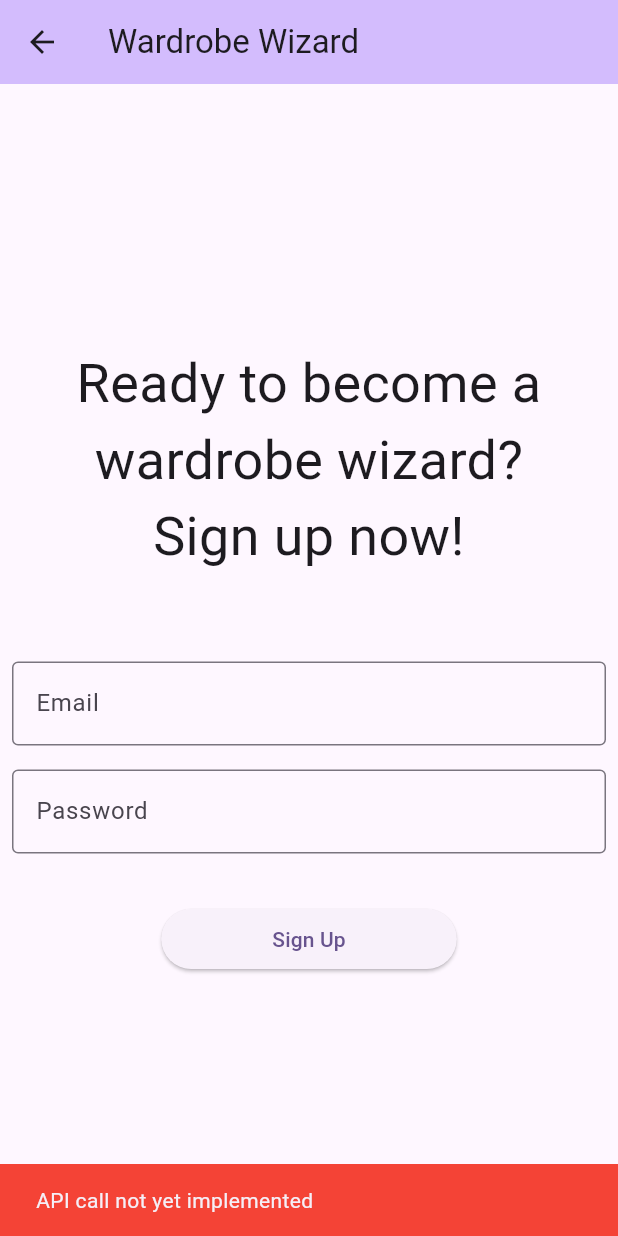
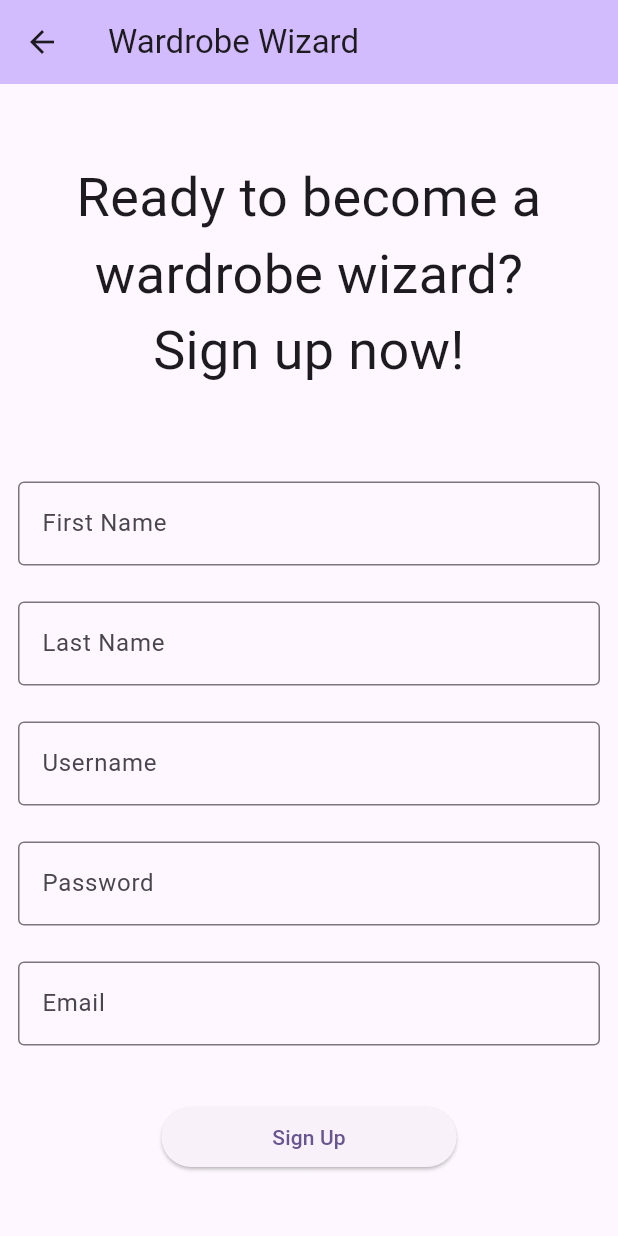
Before and after one commit to Tofu311/wardrobe-wizards, a Flutter app: the Register screen opened directly, after a tap on "Sign Up", on a phone screen of 412 x 824 dp. Run offline on Flutter 3.47's test engine with Material 3 defaults, Android fonts, the light colour scheme and no system bars; network calls fail.

Commit message:
Making progress but it doesnt work lol

```diff
--- a/mobile/wardrobe_wizard/lib/login_and_signup/login.dart
+++ b/mobile/wardrobe_wizard/lib/login_and_signup/login.dart
@@ -1,4 +1,7 @@
+import 'dart:convert';
+
 import 'package:flutter/material.dart';
+import 'package:http/http.dart' as http;
 import 'package:wardrobe_wizard/login_and_signup/pwdreset.dart';
 import 'package:wardrobe_wizard/login_and_signup/register.dart';
 
@@ -35,7 +38,7 @@ class _LoginPageState extends State<Login> {
               child: TextField(
                 decoration: InputDecoration(
                   border: OutlineInputBorder(),
-                  labelText: 'Email',
+                  labelText: 'Username',
                 ),
               ),
             ),
@@ -52,12 +55,29 @@ class _LoginPageState extends State<Login> {
               padding: const EdgeInsets.only(top: 25),
               child: ElevatedButton(
                 onPressed: () {
-                  ScaffoldMessenger.of(context).showSnackBar(
-                    const SnackBar(
-                      content: Text('API call not yet implemented'),
-                      backgroundColor: Colors.red,
+                  http
+                      .post(
+                    Uri.parse(
+                        'https://api.wardrobewizard.fashion/api/users/login'),
+                    headers: <String, String>{
+                      "Content-Type": "application/json"
+                    },
+                    //Need to use jsonEncode when passing  map to server
+                    body: jsonEncode(
+                      <String, String>{
+                        "username": "markb",
+                        "password": "password"
+                      },
                     ),
-                  );
+                  )
+                      .then((response) {
+                    ScaffoldMessenger.of(context).showSnackBar(
+                      SnackBar(
+                        content: Text('Response: ${response.body}'),
+                        backgroundColor: Colors.green,
+                      ),
+                    );
+                  });
                 },
                 child: const Padding(
                   padding: EdgeInsets.fromLTRB(50, 0, 50, 0),
--- a/mobile/wardrobe_wizard/lib/login_and_signup/register.dart
+++ b/mobile/wardrobe_wizard/lib/login_and_signup/register.dart
@@ -1,4 +1,7 @@
+import 'dart:convert';
+
 import 'package:flutter/material.dart';
+import 'package:http/http.dart' as http;
 
 class Register extends StatefulWidget {
   const Register({super.key, required this.title});
@@ -9,6 +12,13 @@ class Register extends StatefulWidget {
 }
 
 class _RegisterPageState extends State<Register> {
+  List<TextEditingController> userInfoControllers = [
+    TextEditingController(),
+    TextEditingController(),
+    TextEditingController(),
+    TextEditingController(),
+    TextEditingController(),
+  ];
   @override
   Widget build(BuildContext context) {
     return Scaffold(
@@ -16,33 +26,66 @@ class _RegisterPageState extends State<Register> {
         backgroundColor: Theme.of(context).colorScheme.inversePrimary,
         title: Text(widget.title),
       ),
-      body: Center(
+      body: SingleChildScrollView(
+        child: Center(
           child: Column(
             mainAxisAlignment: MainAxisAlignment.center,
             children: <Widget>[
               const Padding(
-              padding: EdgeInsets.only(bottom: 50),
+                padding: EdgeInsets.fromLTRB(0, 50, 0, 50),
                 child: Text(
                   'Ready to become a wardrobe wizard?\nSign up now!',
                   style: TextStyle(fontSize: 36),
                   textAlign: TextAlign.center,
                 ),
               ),
-            const Padding(
-              padding: EdgeInsets.all(8.0),
+              Padding(
+                padding: const EdgeInsets.all(12.0),
                 child: TextField(
-                decoration: InputDecoration(
+                  controller: userInfoControllers[0],
+                  decoration: const InputDecoration(
                     border: OutlineInputBorder(),
-                  labelText: 'Email',
+                    labelText: 'First Name',
                   ),
                 ),
               ),
-            const Padding(
-              padding: EdgeInsets.all(8.0),
+              Padding(
+                padding: const EdgeInsets.all(12.0),
                 child: TextField(
-                decoration: InputDecoration(
+                  controller: userInfoControllers[1],
+                  decoration: const InputDecoration(
+                    border: OutlineInputBorder(),
+                    labelText: 'Last Name',
+                  ),
+                ),
+              ),
+              Padding(
+                padding: const EdgeInsets.all(12.0),
+                child: TextField(
+                  controller: userInfoControllers[2],
+                  decoration: const InputDecoration(
+                    border: OutlineInputBorder(),
+                    labelText: 'Username',
+                  ),
+                ),
+              ),
+              Padding(
+                padding: const EdgeInsets.all(12.0),
+                child: TextField(
+                  controller: userInfoControllers[3],
+                  decoration: const InputDecoration(
                     border: OutlineInputBorder(),
                     labelText: 'Password',
+                  ),
+                ),
+              ),
+              Padding(
+                padding: const EdgeInsets.all(12.0),
+                child: TextField(
+                  controller: userInfoControllers[4],
+                  decoration: const InputDecoration(
+                    border: OutlineInputBorder(),
+                    labelText: 'Email',
                   ),
                 ),
               ),
@@ -50,12 +93,31 @@ class _RegisterPageState extends State<Register> {
                 padding: const EdgeInsets.only(top: 25),
                 child: ElevatedButton(
                   onPressed: () {
+                    Map<String, String> userInfo = {
+                      'name':
+                          '${userInfoControllers[0].text} ${userInfoControllers[1].text}',
+                      'username': userInfoControllers[2].text,
+                      'password': userInfoControllers[3].text,
+                      'email': userInfoControllers[4].text,
+                    };
+                    debugPrint(userInfo.toString());
+                    http.post(
+                      Uri.parse(
+                          'https://api.wardrobewizard.fashion/api/users/register'),
+                      headers: <String, String>{
+                        "Content-Type": "application/json"
+                      },
+                      //Need to use jsonEncode when passing  map to server
+                      body: jsonEncode(userInfo),
+                    )
+                        .then((response) {
                       ScaffoldMessenger.of(context).showSnackBar(
-                    const SnackBar(
-                      content: Text('API call not yet implemented'),
-                      backgroundColor: Colors.red,
+                        SnackBar(
+                          content: Text('Response: ${response.body}'),
+                          backgroundColor: Colors.green,
                         ),
                       );
+                    });
                   },
                   child: const Padding(
                     padding: EdgeInsets.fromLTRB(50, 0, 50, 0),
@@ -66,6 +128,7 @@ class _RegisterPageState extends State<Register> {
             ],
           ),
         ),
+      ),
     );
   }
 }
--- a/mobile/wardrobe_wizard/pubspec.yaml
+++ b/mobile/wardrobe_wizard/pubspec.yaml
@@ -35,6 +35,7 @@ dependencies:
   # The following adds the Cupertino Icons font to your application.
   # Use with the CupertinoIcons class for iOS style icons.
   cupertino_icons: ^1.0.8
+  http: ^1.2.2
 
 dev_dependencies:
   flutter_test:
```
Also changed, not shown: mobile/wardrobe_wizard/pubspec.lock. Lines whose indentation alone changed are shown as unchanged.
